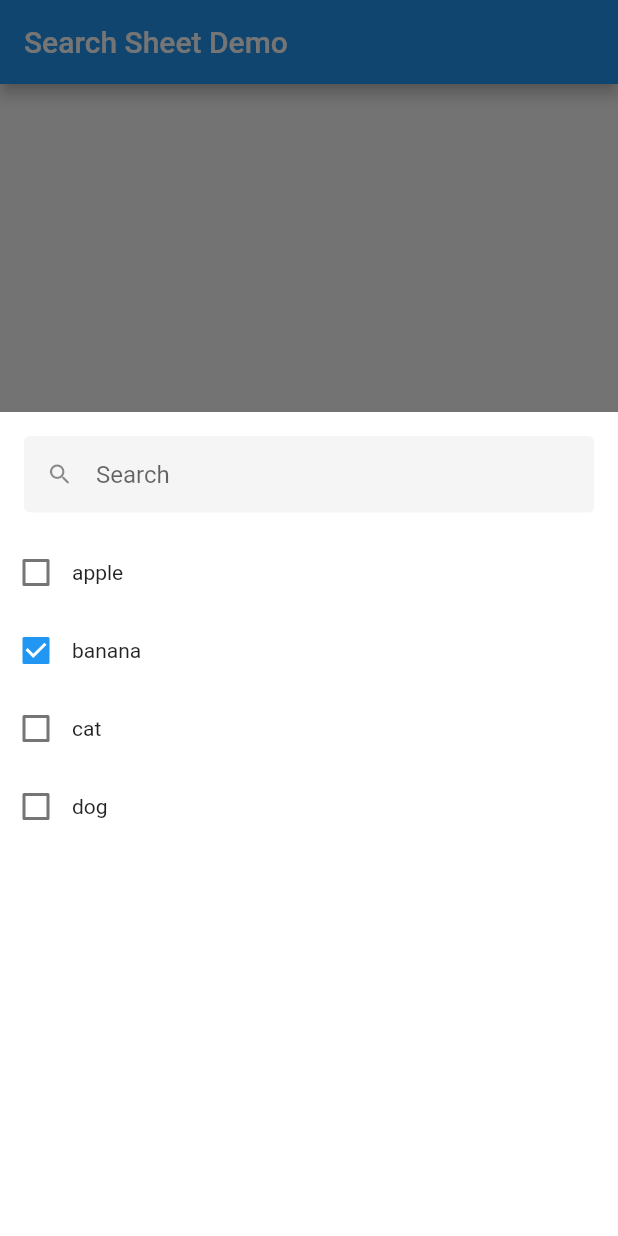
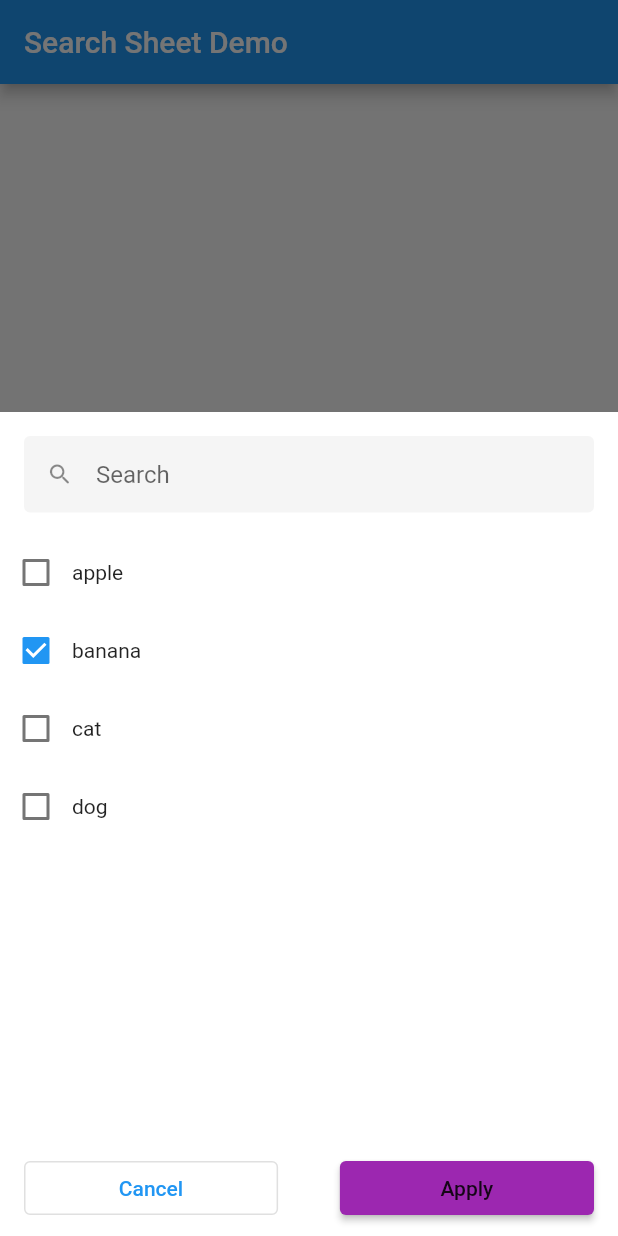
Before and after one commit to Karthick986/Search-sheet-example, a Flutter app: the screen it shows after launch, after a tap on "banana", on a phone screen of 412 x 824 dp. Run offline on Flutter 3.47's test engine with Material 2 defaults, Android fonts, the phone set to English and light mode, and no system bars.

Commit message:
added cancel and apply btn

```diff
--- a/lib/main.dart
+++ b/lib/main.dart
@@ -148,6 +148,7 @@ class _MyHomePageState extends State<MyHomePage> {
                               searchList: list,
                               context: context,
                               selectedValue: selectedList,
+                              buttonColor: Colors.purple,
                               onSearchSelected: onMultiSearchSelected)
                           .showSheet();
                     },
--- a/lib/search_multiple_sheet.dart
+++ b/lib/search_multiple_sheet.dart
@@ -19,6 +19,9 @@ class SearchMultipleSelectSheet extends StatefulWidget {
   Color? checkboxActiveColor;
   TextStyle? searchTextStyle;
   TextStyle? headerTextStyle;
+  TextStyle? applyButtonStyle;
+  TextStyle? cancelButtonStyle;
+  Color? buttonColor;
 
   SearchMultipleSelectSheet(
       {Key? key,
@@ -36,7 +39,10 @@ class SearchMultipleSelectSheet extends StatefulWidget {
       this.headerTextStyle,
       this.showHeaderText,
       required this.selectedValue,
-      this.searchHintText})
+      this.searchHintText,
+      this.cancelButtonStyle,
+        this.applyButtonStyle,
+      this.buttonColor})
       : super(key: key);
 
   showSheet() async {
@@ -63,7 +69,9 @@ class SearchMultipleSelectSheet extends StatefulWidget {
                 headerTextStyle: headerTextStyle,
                 showHeaderText: showHeaderText,
                 headerText: headerText,
-            ),
+                applyButtonStyle: applyButtonStyle,
+                cancelButtonStyle: cancelButtonStyle,
+                buttonColor: buttonColor),
             height: height ?? MediaQuery.of(context).size.height / 1.5,
           );
         });
@@ -79,9 +87,7 @@ class _SearchMultipleSelectSheetState extends State<SearchMultipleSelectSheet> {
   List searchList = [];
   List<bool> checkedValue = [];
 
-  // List<String> selectedValue = [];
-
-  TextEditingController _etSearch = TextEditingController();
+  final TextEditingController _etSearch = TextEditingController();
 
   void _searchFilter() {
     if (_etSearch.text.isEmpty) {
@@ -168,7 +174,10 @@ class _SearchMultipleSelectSheetState extends State<SearchMultipleSelectSheet> {
       ),
       Expanded(
           child: isFilterOnOff
-              ? ListView.builder(
+              ? Column(
+                  children: [
+                    Expanded(
+                      child: ListView.builder(
                         itemCount: searchList.length,
                         itemBuilder: (context, index) {
                           return InkWell(
@@ -177,7 +186,8 @@ class _SearchMultipleSelectSheetState extends State<SearchMultipleSelectSheet> {
                                 checkedValue[index] = !checkedValue[index];
                                 if (widget.selectedValue
                                     .contains(searchList[index])) {
-                            widget.selectedValue.remove(searchList[index]);
+                                  widget.selectedValue
+                                      .remove(searchList[index]);
                                 } else {
                                   widget.selectedValue.add(searchList[index]);
                                 }
@@ -189,7 +199,8 @@ class _SearchMultipleSelectSheetState extends State<SearchMultipleSelectSheet> {
                               child: Row(
                                 children: <Widget>[
                                   Checkbox(
-                              activeColor: widget.checkboxActiveColor == null
+                                    activeColor:
+                                        widget.checkboxActiveColor == null
                                             ? null
                                             : widget.checkboxActiveColor!,
                                     value: checkedValue[index],
@@ -201,10 +212,12 @@ class _SearchMultipleSelectSheetState extends State<SearchMultipleSelectSheet> {
                                           widget.selectedValue
                                               .remove(searchList[index]);
                                         } else {
-                                    widget.selectedValue.add(searchList[index]);
+                                          widget.selectedValue
+                                              .add(searchList[index]);
                                         }
                                       });
-                                widget.onSearchSelected(widget.selectedValue);
+                                      widget.onSearchSelected(
+                                          widget.selectedValue);
                                     },
                                   ),
                                   Text(searchList[index].toString(),
@@ -215,8 +228,47 @@ class _SearchMultipleSelectSheetState extends State<SearchMultipleSelectSheet> {
                           );
                         },
                         shrinkWrap: true,
+                      ),
+                    ),
+                    Padding(
+                      padding: const EdgeInsets.fromLTRB(16, 8, 16, 8),
+                      child: Row(
+                        mainAxisAlignment: MainAxisAlignment.spaceAround,
+                        children: [
+                          Expanded(
+                            child: OutlinedButton(
+                                onPressed: () {
+                                  Navigator.pop(context);
+                                },
+                                child:
+                                Text("Cancel", style: widget.cancelButtonStyle,)),
+                          ),
+                          SizedBox(
+                            width: MediaQuery.of(context).size.width * 0.1,
+                          ),
+                          Expanded(
+                            child: MaterialButton(
+                              onPressed: () {
+                                Navigator.pop(context);
+                              },
+                              child: Text("Apply",
+                                  style: widget.applyButtonStyle),
+                              color: widget.buttonColor,
+                              padding: const EdgeInsets.all(8),
+                              shape: RoundedRectangleBorder(
+                                borderRadius: BorderRadius.circular(4),
+                              ),
+                            ),
                           )
-              : ListView.builder(
+                        ],
+                      ),
+                    )
+                  ],
+                )
+              : Column(
+                  children: [
+                    Expanded(
+                      child: ListView.builder(
                         itemCount: widget.searchList.length,
                         itemBuilder: (context, index) {
                           return InkWell(
@@ -228,7 +280,8 @@ class _SearchMultipleSelectSheetState extends State<SearchMultipleSelectSheet> {
                                   widget.selectedValue
                                       .remove(widget.searchList[index]);
                                 } else {
-                            widget.selectedValue.add(widget.searchList[index]);
+                                  widget.selectedValue
+                                      .add(widget.searchList[index]);
                                 }
                               });
                               widget.onSearchSelected(widget.selectedValue);
@@ -238,15 +291,16 @@ class _SearchMultipleSelectSheetState extends State<SearchMultipleSelectSheet> {
                               child: Row(
                                 children: <Widget>[
                                   Checkbox(
-                              activeColor: widget.checkboxActiveColor == null
+                                    activeColor:
+                                        widget.checkboxActiveColor == null
                                             ? null
                                             : widget.checkboxActiveColor!,
                                     value: checkedValue[index],
                                     onChanged: (value) {
                                       setState(() {
                                         checkedValue[index] = value!;
-                                  if (widget.selectedValue
-                                      .contains(widget.searchList[index])) {
+                                        if (widget.selectedValue.contains(
+                                            widget.searchList[index])) {
                                           widget.selectedValue
                                               .remove(widget.searchList[index]);
                                         } else {
@@ -254,7 +308,6 @@ class _SearchMultipleSelectSheetState extends State<SearchMultipleSelectSheet> {
                                               .add(widget.searchList[index]);
                                         }
                                       });
-                                widget.onSearchSelected(widget.selectedValue);
                                     },
                                   ),
                                   Text(widget.searchList[index].toString(),
@@ -264,7 +317,42 @@ class _SearchMultipleSelectSheetState extends State<SearchMultipleSelectSheet> {
                             ),
                           );
                         },
-                  shrinkWrap: true,
+                      ),
+                    ),
+                    Padding(
+                      padding: const EdgeInsets.fromLTRB(16, 8, 16, 8),
+                      child: Row(
+                        mainAxisAlignment: MainAxisAlignment.spaceAround,
+                        children: [
+                          Expanded(
+                            child: OutlinedButton(
+                                onPressed: () {
+                                  Navigator.pop(context);
+                                },
+                                child:
+                                    Text("Cancel", style: widget.cancelButtonStyle,)),
+                          ),
+                          SizedBox(
+                            width: MediaQuery.of(context).size.width * 0.1,
+                          ),
+                          Expanded(
+                            child: MaterialButton(
+                              onPressed: () {
+                                Navigator.pop(context);
+                              },
+                              child: Text("Apply",
+                                  style: widget.applyButtonStyle),
+                              color: widget.buttonColor,
+                              padding: const EdgeInsets.all(8),
+                              shape: RoundedRectangleBorder(
+                                borderRadius: BorderRadius.circular(4),
+                              ),
+                            ),
+                          )
+                        ],
+                      ),
+                    )
+                  ],
                 )),
     ]);
   }
```
Lines whose indentation alone changed are shown as unchanged.
